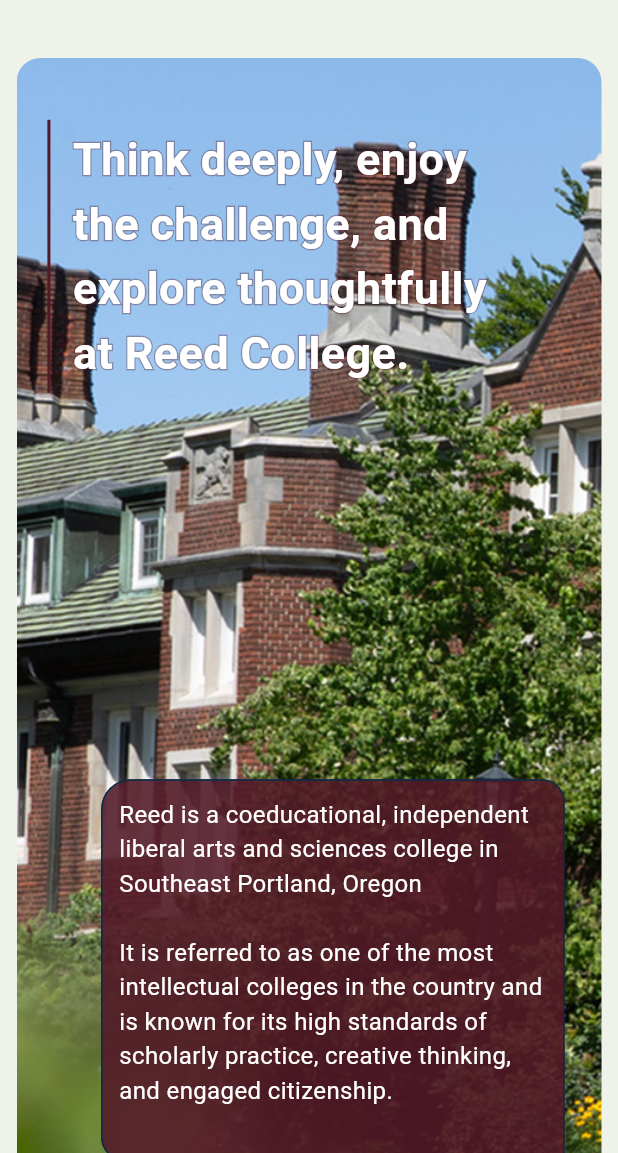
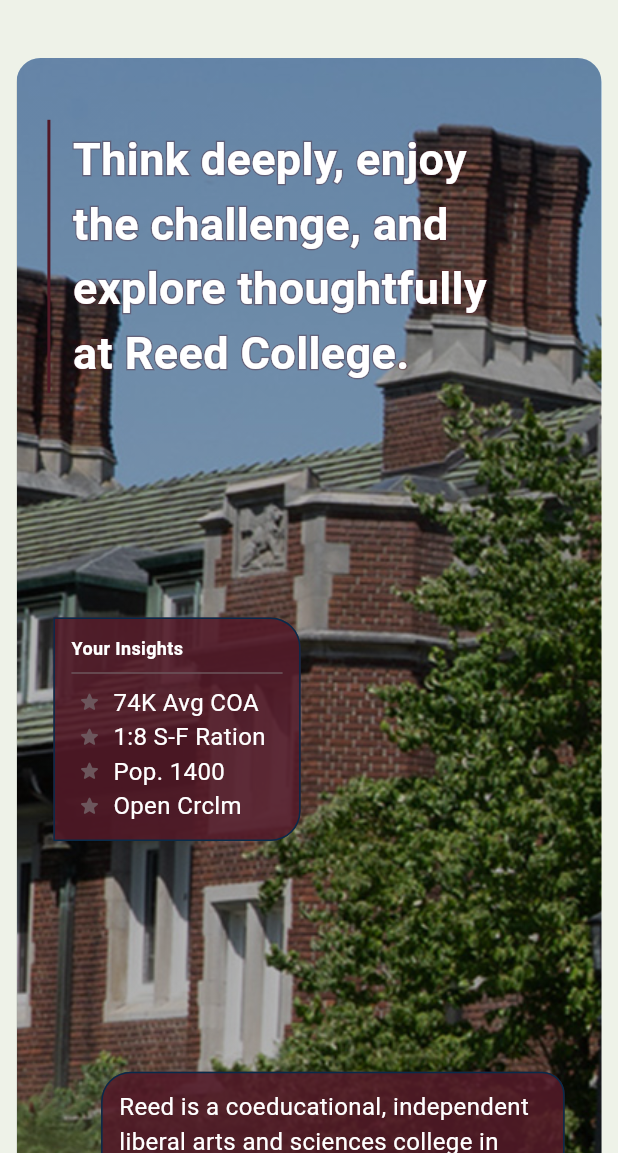
Before and after one commit to RosaMatch/Rosa-MVP, a Flutter app: the CollegeProfile screen opened by its route, on a phone screen of 412 x 824 dp, the part 83-1236 px from its top. Run offline on Flutter 3.47's test engine with Material 3 defaults, Android fonts, the phone set to English and light mode, and no system bars; our stand-ins replace go_router, google_fonts, multi_select_flutter; missing offline and left inert: dart:ffi.

Commit message:
Update college_profile.dart

```diff
--- a/app/lib/college_profile.dart
+++ b/app/lib/college_profile.dart
@@ -983,6 +983,88 @@ class ParallaxContainer extends StatelessWidget{
 
 }
 
+class StudentInsights extends StatelessWidget{
+  const StudentInsights({
+    super.key,
+    required this.data,
+  });
+
+  final List data;
+  @override
+  Widget build(BuildContext context) {
+    return Card.outlined(
+      color: Color.fromARGB(225, 82,25,39),
+      shape: RoundedRectangleBorder(
+        side:BorderSide(
+          width:1,
+          color: Color.fromARGB(255, 7,43,75)
+        ),
+        borderRadius: const BorderRadius.only(
+              topLeft: Radius.circular(0.0),
+              topRight: Radius.circular(20.0),
+              bottomRight: Radius.circular(20.0),
+              bottomLeft: Radius.circular(0.0),
+            ),),
+
+      child:Container(
+        width: (MediaQuery.of(context).size.width < 800) ? MediaQuery.of(context).size.width * .4 : 320,
+        padding: const EdgeInsets.all(12.0),
+
+          child:
+            Column(
+              crossAxisAlignment: CrossAxisAlignment.center,
+              children: [
+                Row(
+                  children: [
+                    Text("Your Insights",
+                      style: TextStyle( fontWeight:FontWeight.bold,fontSize:12,color: Colors.white,)),
+                  ],
+                ),
+                Divider(color: Color(0xff6c565c)),
+                Container(
+                  padding: const EdgeInsets.only(left:4),
+                  child: Column(
+                    crossAxisAlignment: CrossAxisAlignment.end,
+                    children: [
+                      for(var dataBit in data)
+                        Row(
+                          mainAxisAlignment: MainAxisAlignment.start,
+                          children: [
+                            Icon(
+                              Icons.star_rounded,
+                              color: Color(0xff6c565c),
+                              size: 16),
+
+                              Flexible(
+                                child: Padding(
+                                  padding: const EdgeInsets.only(left:8.0),
+                                  child:
+                                  Text( dataBit ,
+                                    textAlign: TextAlign.center ,
+                                    style: TextStyle( fontSize:16,color: Colors.white,),
+                                  ),
+                                ),
+                              ),
+
+                          ],
+                        )
+                    ],
+                  ),
+                )
+
+
+
+
+              ],
+            )
+
+          ,
+        ),
+
+    );
+  }
+}
+
 class ExecutiveSummary extends StatelessWidget{
   const ExecutiveSummary({
     super.key,
@@ -1013,8 +1095,8 @@ class ExecutiveSummary extends StatelessWidget{
         width: (MediaQuery.of(context).size.width < 800) ? MediaQuery.of(context).size.width * .75 : 600,
 
         padding: const EdgeInsets.all(12.0),
-        child: Column(
-          children: [
+        child: Flexible(
+          child:
             Column(
               crossAxisAlignment: CrossAxisAlignment.end,
               children: [
@@ -1023,7 +1105,7 @@ class ExecutiveSummary extends StatelessWidget{
                 ],
             )
 
-          ],
+          ,
         ),
       )
     );
@@ -1096,13 +1178,13 @@ class LocationListItem extends StatelessWidget {
     return Padding(
       padding: const EdgeInsets.symmetric(horizontal: 3, vertical: 2),
       child: AspectRatio(
-        aspectRatio:  screenWidth/ screenHeight,
+        aspectRatio:  screenWidth/ (screenHeight*1.25),
         child: ClipRRect(
           borderRadius: BorderRadius.circular(16),
           child: Stack(
             children: [
               _buildParallaxBackground(context),
-             // _buildGradient(),
+              _buildGradient(),
               _buildTitleAndSubtitle(context),
             ],
           ),
@@ -1135,10 +1217,10 @@ class LocationListItem extends StatelessWidget {
       child: DecoratedBox(
         decoration: BoxDecoration(
           gradient: LinearGradient(
-            colors: [const Color.fromARGB(5, 238,242 ,232), Color.fromARGB(255,238,242 ,232)],
+            colors: [const Color.fromARGB(75, 0,0 ,0), Color.fromARGB(75,0,0 ,0)],
             begin: Alignment.topCenter,
             end: Alignment.bottomCenter,
-            stops: const [0.85, 1],
+            stops: const [0, 1],
           ),
         ),
       ),
@@ -1158,6 +1240,14 @@ class LocationListItem extends StatelessWidget {
                 children:[
                   SizedBox(width: screenWidth * 0.05,),
                   CollegeMantra(mantra: "Think deeply, enjoy the challenge, and explore thoughtfully at Reed College.")
+                ]
+              ),
+              Spacer(),
+              Row(
+                mainAxisAlignment: MainAxisAlignment.start,
+                children:[
+                  SizedBox(width: screenWidth * 0.05,),
+                  StudentInsights(data: ["74K Avg COA", "1:8 S-F Ration", "Pop. 1400", "Open Crclm"])
                 ]
               ),
               Spacer(),
```
